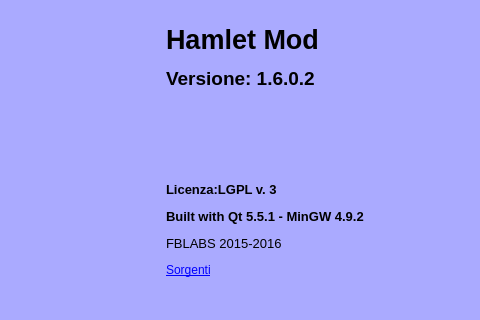
Before: the Qt Designer form mainwindow.ui in fblabs/hamlet-mod-sancon, drawn with Qt 5; both pictures show x 177 to 657 and y 127 to 447 of the 979 by 780 pixel window.
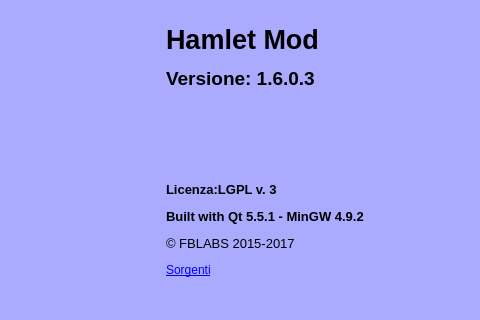
After: the same form once the commit is applied. Icons and pictures are not drawn.

```diff
--- a/mainwindow.ui
+++ b/mainwindow.ui
@@ -523,7 +523,7 @@
       <item>
        <widget class="QLabel" name="label_2">
         <property name="text">
-         <string>&lt;html&gt;&lt;head/&gt;&lt;body&gt;&lt;p&gt;&lt;span style=&quot; font-size:20pt; font-weight:600;&quot;&gt;Hamlet Mod&lt;/span&gt;&lt;/p&gt;&lt;p&gt;&lt;span style=&quot; font-size:14pt; font-weight:600;&quot;&gt;Versione: 1.6.0.2&lt;/span&gt;&lt;/p&gt;&lt;p&gt;&lt;br/&gt;&lt;/p&gt;&lt;p&gt;&lt;br/&gt;&lt;/p&gt;&lt;p&gt;&lt;span style=&quot; font-size:10pt; font-weight:600;&quot;&gt;Licenza:LGPL v. 3&lt;/span&gt;&lt;/p&gt;&lt;p&gt;&lt;span style=&quot; font-size:10pt; font-weight:600;&quot;&gt;Built with Qt 5.5.1 - MinGW 4.9.2&lt;/span&gt;&lt;/p&gt;&lt;p&gt;&lt;span style=&quot; font-size:10pt;&quot;&gt;FBLABS 2015-2016&lt;/span&gt;&lt;/p&gt;&lt;p&gt;&lt;a href=&quot;https://www.github.com/fblabs/hamlet-mod-sancon&quot;&gt;&lt;span style=&quot; text-decoration: underline; color:#0000ff;&quot;&gt;Sorgenti&lt;/span&gt;&lt;/a&gt;&lt;/p&gt;&lt;/body&gt;&lt;/html&gt;</string>
+         <string>&lt;html&gt;&lt;head/&gt;&lt;body&gt;&lt;p&gt;&lt;span style=&quot; font-size:20pt; font-weight:600;&quot;&gt;Hamlet Mod&lt;/span&gt;&lt;/p&gt;&lt;p&gt;&lt;span style=&quot; font-size:14pt; font-weight:600;&quot;&gt;Versione: 1.6.0.3&lt;/span&gt;&lt;/p&gt;&lt;p&gt;&lt;br/&gt;&lt;/p&gt;&lt;p&gt;&lt;br/&gt;&lt;/p&gt;&lt;p&gt;&lt;span style=&quot; font-size:10pt; font-weight:600;&quot;&gt;Licenza:LGPL v. 3&lt;/span&gt;&lt;/p&gt;&lt;p&gt;&lt;span style=&quot; font-size:10pt; font-weight:600;&quot;&gt;Built with Qt 5.5.1 - MinGW 4.9.2&lt;/span&gt;&lt;/p&gt;&lt;p&gt;&lt;span style=&quot; font-size:10pt;&quot;&gt;© FBLABS 2015-2017&lt;/span&gt;&lt;/p&gt;&lt;p&gt;&lt;a href=&quot;https://www.github.com/fblabs/hamlet-mod-sancon&quot;&gt;&lt;span style=&quot; text-decoration: underline; color:#0000ff;&quot;&gt;Sorgenti&lt;/span&gt;&lt;/a&gt;&lt;/p&gt;&lt;/body&gt;&lt;/html&gt;</string>
         </property>
         <property name="scaledContents">
          <bool>false</bool>
```
Left out of the diff: 2 changed lines with no effect on the pictures.
